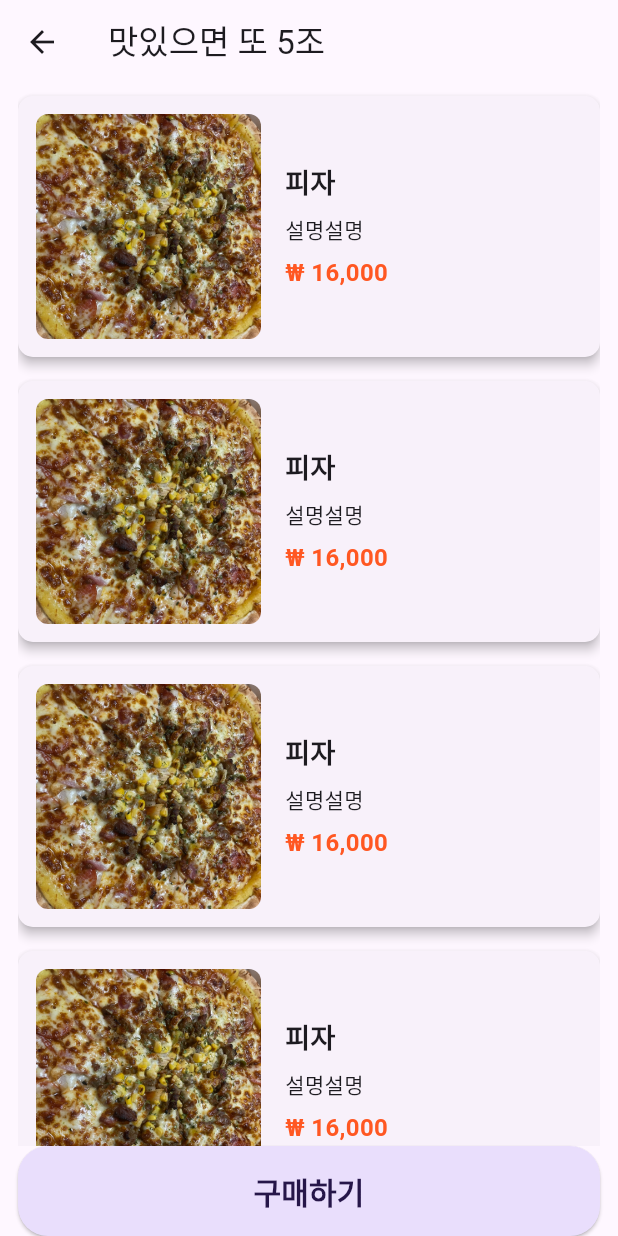
After one commit to jek1m/shoppingmall_platform_5, a Flutter app: the screen it shows after launch, after a tap on the "shopping cart" icon, on a phone screen of 412 x 824 dp. The commit adds this screen. Run offline on Flutter 3.47's test engine with Material 3 defaults, Android fonts, the phone set to English and light mode, and no system bars.

Commit message:
feat: 장바구니 기능 기본 구성
상품이 있을 때와 없을 때 UI 구분하여 작성

```diff
--- a/lib/food_list_page.dart
+++ b/lib/food_list_page.dart
@@ -1,4 +1,5 @@
 import 'package:flutter/material.dart';
+import 'package:shoppingmall_5/shopping_bag_page.dart';
 import 'add_food_page.dart';
 import 'food_detail_page.dart';
 import 'package:intl/intl.dart';
@@ -11,13 +12,21 @@ class FoodListPage extends StatefulWidget {
 }
 
 class _FoodListPageState extends State<FoodListPage> {
-
-
-  List<Map<String, String>> foods = [ // 음식 리스트
-    {'name': '피자', 'description': '치즈크러스트 기본 탑재 피자예요', 'image': 'assets/pizza.jpg', 'price' : '12000'},
-    {'name': '햄버거', 'description': '맛있는 햄버거예요', 'image': 'assets/hamburger.jpg', 'price' : '8000'},
+  List<Map<String, String>> foods = [
+    // 음식 리스트
+    {
+      'name': '피자',
+      'description': '치즈크러스트 기본 탑재 피자예요',
+      'image': 'assets/pizza.jpg',
+      'price': '12000'
+    },
+    {
+      'name': '햄버거',
+      'description': '맛있는 햄버거예요',
+      'image': 'assets/hamburger.jpg',
+      'price': '8000'
+    },
   ];
-
 
   @override
   Widget build(BuildContext context) {
@@ -25,7 +34,24 @@ class _FoodListPageState extends State<FoodListPage> {
       appBar: AppBar(
         title: const Text('맛있어서 또 5조'),
         centerTitle: true,
-        ),
+        actions: [
+          Container(
+            margin: const EdgeInsets.only(right: 12),
+            child: GestureDetector(
+                onTap: () {
+                  print('장바구니');
+                  Navigator.push(context, MaterialPageRoute(builder: (context) {
+                    return ShoppingBag();
+                  }));
+                },
+                child: Icon(
+                  Icons.shopping_cart,
+                  size: 34,
+                  color: Color.fromRGBO(38, 22, 73, 1),
+                )),
+          )
+        ],
+      ),
       body: Column(
         children: [
           Expanded(
@@ -33,10 +59,12 @@ class _FoodListPageState extends State<FoodListPage> {
                 ? const Center(
                     child: Text(
                       '상품이 없습니다.',
-                      style: TextStyle(fontSize: 18, fontWeight: FontWeight.bold),
+                      style:
+                          TextStyle(fontSize: 18, fontWeight: FontWeight.bold),
                     ),
                   )
-                : ListView.builder( // listview 사용
+                : ListView.builder(
+                    // listview 사용
                     itemCount: foods.length,
                     itemBuilder: (context, index) {
                       final food = foods[index];
@@ -50,7 +78,8 @@ class _FoodListPageState extends State<FoodListPage> {
                           );
                         },
                         child: Card(
-                          margin: const EdgeInsets.symmetric(horizontal: 12, vertical: 8),
+                          margin: const EdgeInsets.symmetric(
+                              horizontal: 12, vertical: 8),
                           elevation: 3,
                           shape: RoundedRectangleBorder(
                             borderRadius: BorderRadius.circular(10),
@@ -71,7 +100,8 @@ class _FoodListPageState extends State<FoodListPage> {
                                 const SizedBox(width: 16),
                                 Expanded(
                                   child: Column(
-                                    crossAxisAlignment: CrossAxisAlignment.start,
+                                    crossAxisAlignment:
+                                        CrossAxisAlignment.start,
                                     children: [
                                       Text(
                                         food['name']!,
--- /dev/null
+++ b/lib/shopping_bag_page.dart
@@ -0,0 +1,170 @@
+import 'package:flutter/material.dart';
+import 'package:intl/intl.dart';
+
+class ShoppingBag extends StatelessWidget {
+  List<Map<String, dynamic>?> foods = [
+    {
+      'name': '피자',
+      'description': '치즈크러스트 기본 탑재 피자예요',
+      'image': 'assets/pizza.jpg',
+      'price': '12000'
+    },
+    {
+      'name': '피자',
+      'description': '치즈크러스트 기본 탑재 피자예요',
+      'image': 'assets/pizza.jpg',
+      'price': '12000'
+    },
+    {
+      'name': '피자',
+      'description': '치즈크러스트 기본 탑재 피자예요',
+      'image': 'assets/pizza.jpg',
+      'price': '12000'
+    },
+    {
+      'name': '피자',
+      'description': '치즈크러스트 기본 탑재 피자예요',
+      'image': 'assets/pizza.jpg',
+      'price': '12000'
+    },
+    {
+      'name': '피자',
+      'description': '치즈크러스트 기본 탑재 피자예요',
+      'image': 'assets/pizza.jpg',
+      'price': '12000'
+    },
+    {
+      'name': '피자',
+      'description': '치즈크러스트 기본 탑재 피자예요',
+      'image': 'assets/pizza.jpg',
+      'price': '12000'
+    },
+    {
+      'name': '피자',
+      'description': '치즈크러스트 기본 탑재 피자예요',
+      'image': 'assets/pizza.jpg',
+      'price': '12000'
+    },
+    {
+      'name': '피자',
+      'description': '치즈크러스트 기본 탑재 피자예요',
+      'image': 'assets/pizza.jpg',
+      'price': '12000'
+    },
+    {
+      'name': '피자',
+      'description': '치즈크러스트 기본 탑재 피자예요',
+      'image': 'assets/pizza.jpg',
+      'price': '12000'
+    },
+  ];
+
+  @override
+  Widget build(BuildContext context) {
+    return Scaffold(
+      appBar: AppBar(
+        title: Text('맛있으면 또 5조'),
+      ),
+      body: SafeArea(
+        child: Padding(
+          padding: const EdgeInsets.symmetric(horizontal: 12),
+          child: Column(
+            children: [
+              Expanded(
+                  child: foods.isEmpty
+                      ? const Center(
+                          child: Text(
+                            '장바구니가 비어있습니다.',
+                            style: TextStyle(
+                                fontSize: 18, fontWeight: FontWeight.bold),
+                          ),
+                        )
+                      : ListView.builder(
+                          itemCount: foods.length,
+                          itemBuilder: (context, idx) {
+                            return shoppingList();
+                          })),
+              SizedBox(
+                  width: double.infinity,
+                  height: 60,
+                  child: ElevatedButton(
+                      onPressed: () {},
+                      style: ButtonStyle(
+                        shape: WidgetStatePropertyAll(
+                          RoundedRectangleBorder(
+                              borderRadius: BorderRadius.circular(20)),
+                        ),
+                        foregroundColor: WidgetStatePropertyAll(
+                          Color.fromRGBO(38, 22, 73, 1),
+                        ),
+                        backgroundColor: WidgetStatePropertyAll(
+                            Color.fromRGBO(233, 222, 252, 1)),
+                      ),
+                      child: Text(
+                        '구매하기',
+                        style: TextStyle(
+                            fontSize: 20, fontWeight: FontWeight.bold),
+                      )))
+            ],
+          ),
+        ),
+      ),
+    );
+    ;
+  }
+
+  Card shoppingList() {
+    return Card(
+      margin: const EdgeInsets.symmetric(vertical: 8),
+      elevation: 3,
+      shape: RoundedRectangleBorder(
+        borderRadius: BorderRadius.circular(10),
+      ),
+      child: Padding(
+        padding: const EdgeInsets.all(12.0),
+        child: Row(
+          children: [
+            ClipRRect(
+              borderRadius: BorderRadius.circular(8),
+              child: Image.asset(
+                'assets/pizza.jpg',
+                width: 150,
+                height: 150,
+                fit: BoxFit.cover,
+              ),
+            ),
+            const SizedBox(width: 16),
+            Expanded(
+              child: Column(
+                crossAxisAlignment: CrossAxisAlignment.start,
+                children: [
+                  Text(
+                    '피자',
+                    style: const TextStyle(
+                      fontSize: 18,
+                      fontWeight: FontWeight.bold,
+                    ),
+                  ),
+                  const SizedBox(height: 8),
+                  Text(
+                    '설명설명',
+                    style: const TextStyle(fontSize: 14),
+                  ),
+                  const SizedBox(height: 8),
+                  Text(
+                    '₩ ${NumberFormat('#,###').format(int.parse('16000'))}', // 세 자리마다 콤마 추가
+                    style: const TextStyle(
+                      fontSize: 16,
+                      fontWeight: FontWeight.bold,
+                      color: Colors.deepOrange,
+                    ),
+                  ),
+                ],
+              ),
+            ),
+          ],
+        ),
+      ),
+    );
+  }
+}
```
Also changed, not shown: pubspec.lock, 4 other files.
